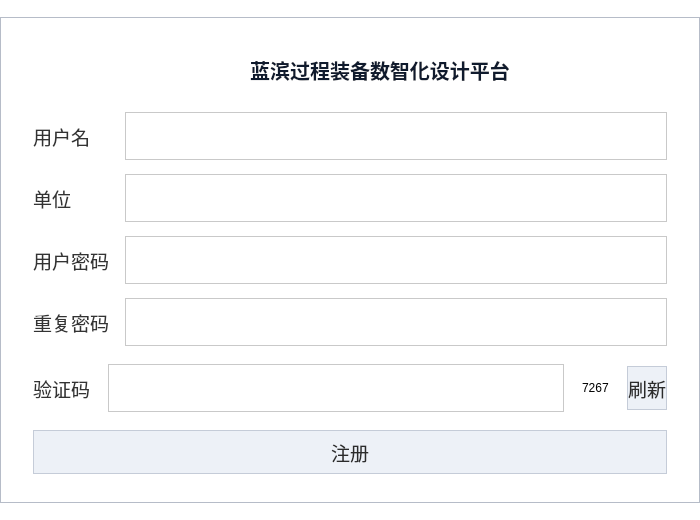
The window that register.ui (coconutwatersysdmg/DongLanpec) describes before a commit, drawn with Qt 5.
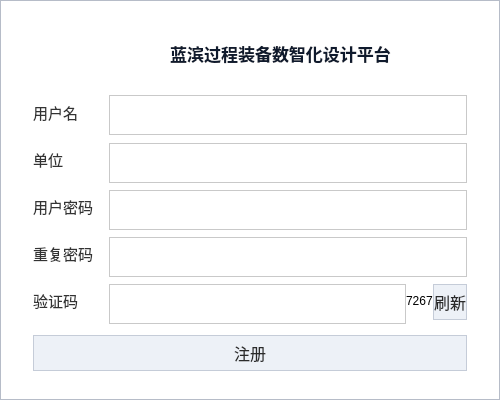
The same window after the commit.

What changed in the file:
```diff
--- a/register.ui
+++ b/register.ui
@@ -6,8 +6,8 @@
    <rect>
     <x>0</x>
     <y>0</y>
-    <width>700</width>
-    <height>520</height>
+    <width>500</width>
+    <height>400</height>
    </rect>
   </property>
   <property name="windowTitle">
@@ -22,7 +22,7 @@
     border: 1px solid #b6bcc8;
 }
 QLabel#label_platform {
-    font-size: 15pt;
+    font-size: 13pt;
     font-weight: bold;
     color: #0f1a2d;
 }
@@ -34,19 +34,19 @@
 QLabel#password_label,
 QLabel#confirm_password_label,
 QLabel#captcha_label {
-    font-size: 14pt;
+    font-size: 11pt;
     color: #333333;
 }
 QLineEdit {
     background-color: #ffffff;
     border: 1px solid #c9c9c9;
-    min-height: 38px;
+    min-height: 30px;
     padding: 4px 10px;
-    font-size: 14pt;
+    font-size: 11pt;
 }
 QPushButton {
-    min-height: 42px;
-    font-size: 14pt;
+    min-height: 34px;
+    font-size: 12pt;
     color: #2b2b2b;
     border: 1px solid #c5ccd8;
     background-color: #edf1f7;
@@ -81,13 +81,13 @@
      </property>
      <property name="minimumSize">
       <size>
-       <width>660</width>
-       <height>480</height>
+       <width>460</width>
+       <height>360</height>
       </size>
      </property>
      <property name="maximumSize">
       <size>
-       <width>700</width>
+       <width>500</width>
        <height>16777215</height>
       </size>
      </property>
@@ -237,17 +237,15 @@
             </property>
            </widget>
           </item>
-         </layout>
-        </item>
-        <item>
-         <layout class="QHBoxLayout" name="captcha_layout">
-          <item>
+          <item row="4" column="0">
            <widget class="QLabel" name="captcha_label">
             <property name="text">
              <string>验证码</string>
             </property>
            </widget>
           </item>
+          <item row="4" column="1">
+           <layout class="QHBoxLayout" name="captcha_layout">
           <item>
            <widget class="QLineEdit" name="captcha_input"/>
           </item>
@@ -264,6 +262,8 @@
              <string>刷新</string>
             </property>
            </widget>
+            </item>
+           </layout>
           </item>
          </layout>
         </item>
```
Lines whose indentation alone changed are shown as unchanged.
